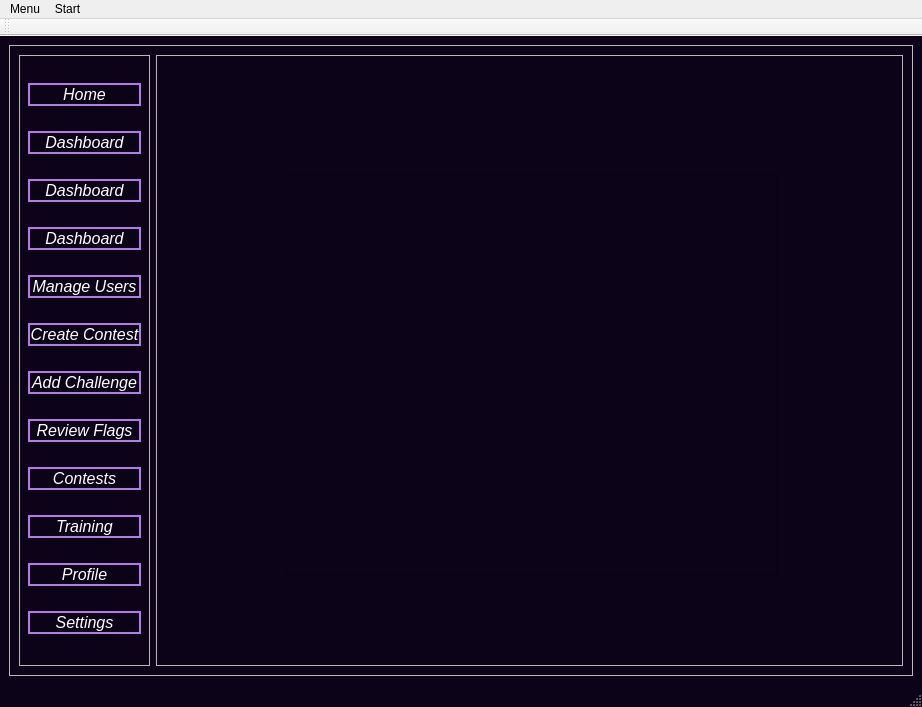
Qt form CyberRange/Client/MainMenu.ui (Pafy-24/CyberRange----POO) before a commit.
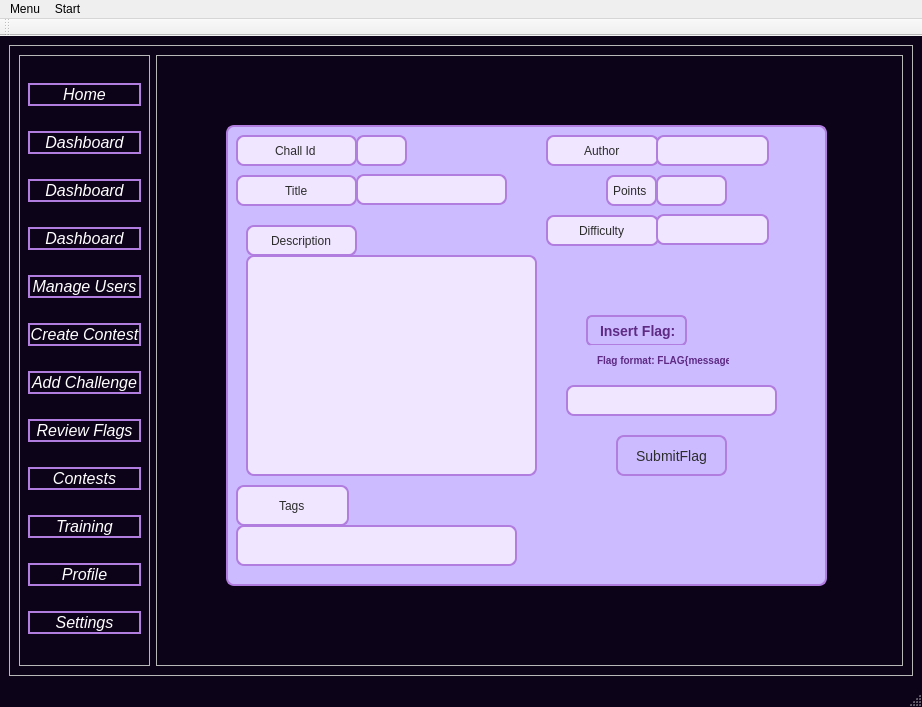
The same form after that commit. The open tabs and pages were chosen to show the change.

Diff of the .ui file:
```diff
--- a/CyberRange/Client/MainMenu.ui
+++ b/CyberRange/Client/MainMenu.ui
@@ -3406,13 +3406,33 @@
              </layout>
             </widget>
             <widget class="QWidget" name="SolveChallenge">
+             <property name="styleSheet">
+              <string notr="true">QFrame {
+    background-color: rgb(204, 188, 255);
+    border-radius: 8px;
+    border: 2px solid #b17ddf;
+}
+QLineEdit {
+    background-color: rgb(240, 230, 255);        /* un mov pal, deschis */
+    border: 2px solid #b17ddf;                   /* mov intens, ca la QFrame */
+    border-radius: 8px;
+    padding: 6px;
+    color: #2c2c2c;                              /* text închis, lizibil */
+    font-size: 12px;
+}
+
+QLineEdit:focus {
+    border: 2px solid #8f44d4;                   /* evidențiere la focus */
+    background-color: rgb(255, 245, 255);
+}</string>
+             </property>
              <widget class="QFrame" name="frame_29">
               <property name="geometry">
                <rect>
-                <x>120</x>
-                <y>110</y>
-                <width>491</width>
-                <height>401</height>
+                <x>60</x>
+                <y>60</y>
+                <width>601</width>
+                <height>461</height>
                </rect>
               </property>
               <property name="frameShape">
@@ -3421,6 +3441,341 @@
               <property name="frameShadow">
                <enum>QFrame::Shadow::Raised</enum>
               </property>
+              <widget class="QLineEdit" name="lineEditChallId">
+               <property name="geometry">
+                <rect>
+                 <x>10</x>
+                 <y>10</y>
+                 <width>121</width>
+                 <height>31</height>
+                </rect>
+               </property>
+               <property name="text">
+                <string>Chall Id</string>
+               </property>
+               <property name="alignment">
+                <set>Qt::AlignmentFlag::AlignCenter</set>
+               </property>
+               <property name="readOnly">
+                <bool>true</bool>
+               </property>
+              </widget>
+              <widget class="QLineEdit" name="lineEditChallId_2">
+               <property name="geometry">
+                <rect>
+                 <x>130</x>
+                 <y>10</y>
+                 <width>51</width>
+                 <height>31</height>
+                </rect>
+               </property>
+               <property name="alignment">
+                <set>Qt::AlignmentFlag::AlignCenter</set>
+               </property>
+               <property name="readOnly">
+                <bool>true</bool>
+               </property>
+              </widget>
+              <widget class="QLineEdit" name="lineEditChallName">
+               <property name="geometry">
+                <rect>
+                 <x>10</x>
+                 <y>50</y>
+                 <width>121</width>
+                 <height>31</height>
+                </rect>
+               </property>
+               <property name="text">
+                <string>Title</string>
+               </property>
+               <property name="alignment">
+                <set>Qt::AlignmentFlag::AlignCenter</set>
+               </property>
+               <property name="readOnly">
+                <bool>true</bool>
+               </property>
+              </widget>
+              <widget class="QLineEdit" name="lineEditChallName_2">
+               <property name="geometry">
+                <rect>
+                 <x>130</x>
+                 <y>49</y>
+                 <width>151</width>
+                 <height>31</height>
+                </rect>
+               </property>
+               <property name="alignment">
+                <set>Qt::AlignmentFlag::AlignCenter</set>
+               </property>
+               <property name="readOnly">
+                <bool>true</bool>
+               </property>
+              </widget>
+              <widget class="QLineEdit" name="lineEditDesc">
+               <property name="geometry">
+                <rect>
+                 <x>20</x>
+                 <y>100</y>
+                 <width>111</width>
+                 <height>31</height>
+                </rect>
+               </property>
+               <property name="text">
+                <string>Description</string>
+               </property>
+               <property name="alignment">
+                <set>Qt::AlignmentFlag::AlignCenter</set>
+               </property>
+               <property name="readOnly">
+                <bool>true</bool>
+               </property>
+              </widget>
+              <widget class="QLineEdit" name="lineEditDesc_2">
+               <property name="geometry">
+                <rect>
+                 <x>20</x>
+                 <y>130</y>
+                 <width>291</width>
+                 <height>221</height>
+                </rect>
+               </property>
+               <property name="alignment">
+                <set>Qt::AlignmentFlag::AlignCenter</set>
+               </property>
+               <property name="readOnly">
+                <bool>true</bool>
+               </property>
+              </widget>
+              <widget class="QLineEdit" name="lineEditAuthor">
+               <property name="geometry">
+                <rect>
+                 <x>320</x>
+                 <y>10</y>
+                 <width>113</width>
+                 <height>31</height>
+                </rect>
+               </property>
+               <property name="text">
+                <string>Author</string>
+               </property>
+               <property name="alignment">
+                <set>Qt::AlignmentFlag::AlignCenter</set>
+               </property>
+               <property name="readOnly">
+                <bool>true</bool>
+               </property>
+              </widget>
+              <widget class="QLineEdit" name="lineEditAuthor_2">
+               <property name="geometry">
+                <rect>
+                 <x>430</x>
+                 <y>10</y>
+                 <width>113</width>
+                 <height>31</height>
+                </rect>
+               </property>
+               <property name="alignment">
+                <set>Qt::AlignmentFlag::AlignCenter</set>
+               </property>
+               <property name="readOnly">
+                <bool>true</bool>
+               </property>
+              </widget>
+              <widget class="QLineEdit" name="lineEditPoints">
+               <property name="geometry">
+                <rect>
+                 <x>380</x>
+                 <y>50</y>
+                 <width>51</width>
+                 <height>31</height>
+                </rect>
+               </property>
+               <property name="text">
+                <string>Points</string>
+               </property>
+               <property name="alignment">
+                <set>Qt::AlignmentFlag::AlignCenter</set>
+               </property>
+               <property name="readOnly">
+                <bool>true</bool>
+               </property>
+              </widget>
+              <widget class="QLineEdit" name="lineEditPoints_2">
+               <property name="geometry">
+                <rect>
+                 <x>430</x>
+                 <y>50</y>
+                 <width>71</width>
+                 <height>31</height>
+                </rect>
+               </property>
+               <property name="alignment">
+                <set>Qt::AlignmentFlag::AlignCenter</set>
+               </property>
+               <property name="readOnly">
+                <bool>true</bool>
+               </property>
+              </widget>
+              <widget class="QLineEdit" name="lineEditTagsSC">
+               <property name="geometry">
+                <rect>
+                 <x>10</x>
+                 <y>360</y>
+                 <width>113</width>
+                 <height>41</height>
+                </rect>
+               </property>
+               <property name="text">
+                <string>Tags</string>
+               </property>
+               <property name="alignment">
+                <set>Qt::AlignmentFlag::AlignCenter</set>
+               </property>
+               <property name="readOnly">
+                <bool>true</bool>
+               </property>
+              </widget>
+              <widget class="QLineEdit" name="lineEditTagsSC_2">
+               <property name="geometry">
+                <rect>
+                 <x>10</x>
+                 <y>400</y>
+                 <width>281</width>
+                 <height>41</height>
+                </rect>
+               </property>
+               <property name="alignment">
+                <set>Qt::AlignmentFlag::AlignCenter</set>
+               </property>
+               <property name="readOnly">
+                <bool>true</bool>
+               </property>
+              </widget>
+              <widget class="QLineEdit" name="lineEditTagsDiff">
+               <property name="geometry">
+                <rect>
+                 <x>320</x>
+                 <y>90</y>
+                 <width>113</width>
+                 <height>31</height>
+                </rect>
+               </property>
+               <property name="text">
+                <string>Difficulty</string>
+               </property>
+               <property name="alignment">
+                <set>Qt::AlignmentFlag::AlignCenter</set>
+               </property>
+               <property name="readOnly">
+                <bool>true</bool>
+               </property>
+              </widget>
+              <widget class="QLineEdit" name="lineEditTagsDiff_2">
+               <property name="geometry">
+                <rect>
+                 <x>430</x>
+                 <y>89</y>
+                 <width>113</width>
+                 <height>31</height>
+                </rect>
+               </property>
+               <property name="alignment">
+                <set>Qt::AlignmentFlag::AlignCenter</set>
+               </property>
+               <property name="readOnly">
+                <bool>true</bool>
+               </property>
+              </widget>
+              <widget class="QPushButton" name="pushButton">
+               <property name="geometry">
+                <rect>
+                 <x>390</x>
+                 <y>310</y>
+                 <width>111</width>
+                 <height>41</height>
+                </rect>
+               </property>
+               <property name="styleSheet">
+                <string notr="true">QPushButton {
+    background-color: rgb(204, 188, 255);      /* pastel mov deschis */
+    border: 2px solid #b17ddf;                 /* mov intens */
+    border-radius: 8px;
+    padding: 6px 12px;
+    color: #2c2c2c;                            /* text închis, lizibil */
+    font-size: 14px;
+}
+
+QPushButton:hover {
+    background-color: rgb(224, 208, 255);      /* mai luminos la hover */
+    border: 2px solid #8f44d4;                 /* accent mai puternic */
+}
+
+QPushButton:pressed {
+    background-color: rgb(190, 170, 240);      /* ușor mai închis la click */
+    border: 2px solid #7a2ec8;
+}</string>
+               </property>
+               <property name="text">
+                <string>SubmitFlag</string>
+               </property>
+              </widget>
+              <widget class="QLineEdit" name="lineEdit">
+               <property name="geometry">
+                <rect>
+                 <x>340</x>
+                 <y>260</y>
+                 <width>211</width>
+                 <height>31</height>
+                </rect>
+               </property>
+              </widget>
+              <widget class="QLabel" name="label">
+               <property name="geometry">
+                <rect>
+                 <x>360</x>
+                 <y>190</y>
+                 <width>101</width>
+                 <height>31</height>
+                </rect>
+               </property>
+               <property name="styleSheet">
+                <string notr="true">QLabel {
+    color: #5e2a84;                         /* mov închis */
+    font-size: 14px;
+    font-weight: 500;
+    border-radius: 6px;
+    padding: 4px 8px;
+}
+</string>
+               </property>
+               <property name="text">
+                <string>Insert Flag:</string>
+               </property>
+              </widget>
+              <widget class="QLabel" name="label_11">
+               <property name="geometry">
+                <rect>
+                 <x>360</x>
+                 <y>220</y>
+                 <width>151</width>
+                 <height>31</height>
+                </rect>
+               </property>
+               <property name="styleSheet">
+                <string notr="true">QLabel {
+    color: #5e2a84;                         /* mov închis */
+    font-size: 10px;
+    font-weight: 500;
+    border-radius: 6px;
+    padding: 4px 8px;
+	border: 0px;
+}
+</string>
+               </property>
+               <property name="text">
+                <string>Flag format: FLAG{message}</string>
+               </property>
+              </widget>
              </widget>
             </widget>
             <widget class="QWidget" name="Tabs">
```
